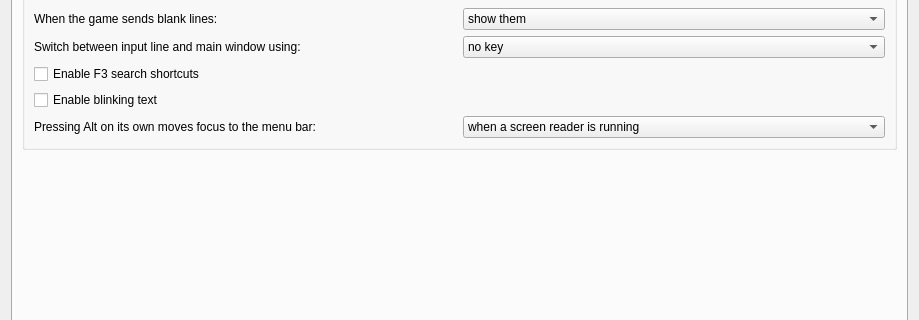
The window that src/ui/profile_preferences.ui (Mudlet/Mudlet) describes before a commit, drawn with Qt 5; both pictures show x 0 to 919 and y 145 to 465 of the 919 by 986 pixel window.
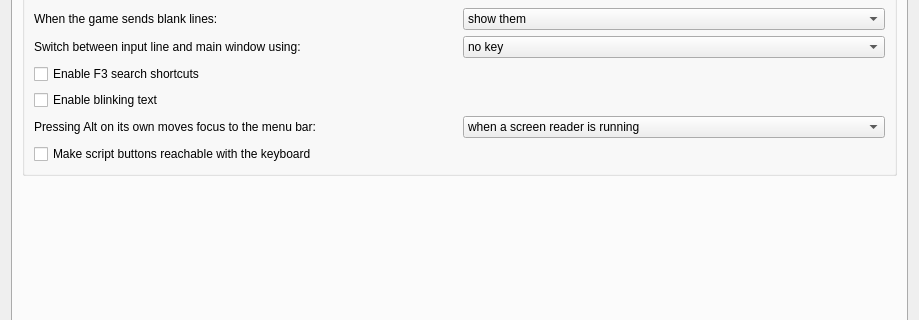
The same window after the commit. The open tabs and pages were chosen to show the change. Icons and pictures are not drawn. Custom widgets are drawn as their Qt base class.

Commit message: Improve: Buttons made from labels can be reached and pressed with the keyboard (#12011)

The edit to the form file:
```diff
--- a/src/ui/profile_preferences.ui
+++ b/src/ui/profile_preferences.ui
@@ -4811,6 +4811,19 @@
             </item>
            </widget>
           </item>
+          <item row="8" column="0" colspan="2">
+           <widget class="QCheckBox" name="checkBox_accessibleLabels">
+            <property name="toolTip">
+             <string>&lt;p&gt;Lets you reach the buttons that scripts and packages make out of labels with the Tab key, and press them with Space or Enter. A focused button is outlined. This changes the Tab order in packages, so it is off unless you turn it on.&lt;/p&gt;</string>
+            </property>
+            <property name="accessibleDescription">
+             <string>When checked, buttons that scripts and packages make out of labels can be reached with the Tab key and pressed with Space or Enter, and a focused one is outlined.</string>
+            </property>
+            <property name="text">
+             <string>Make script buttons reachable with the keyboard</string>
+            </property>
+           </widget>
+          </item>
          </layout>
         </widget>
        </item>
```
Left out of the diff: 1 changed line with no effect on the pictures. The commit also changes 22 other files.
